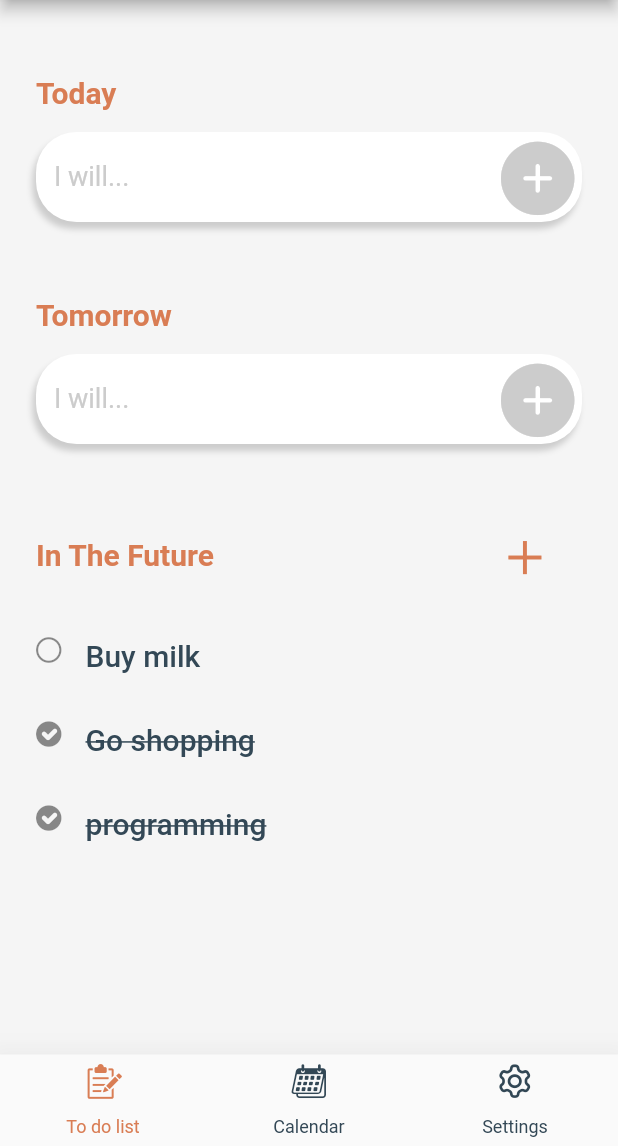
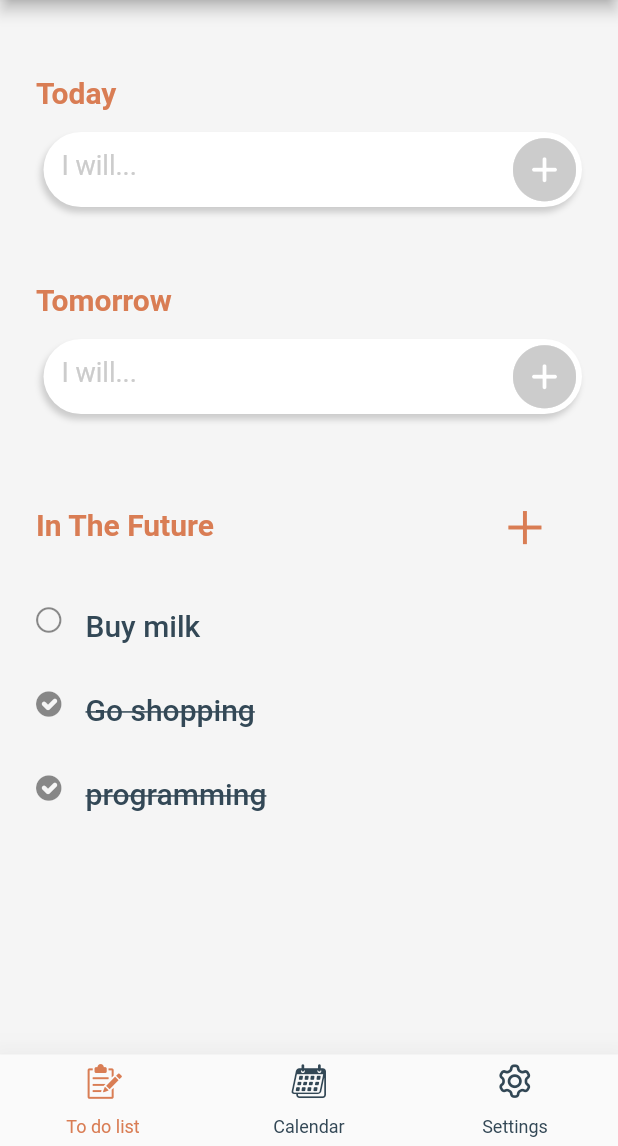
Before and after one commit to zmoghbel/ZiPlanner, a Flutter app: the screen it shows after launch, on a phone screen of 412 x 824 dp, the part 90-1236 px from its top. Run offline on Flutter 3.47's test engine with Material 2 defaults, Android fonts, the phone set to English and light mode, and no system bars.

Commit message:
updating todo-textfield

```diff
--- a/lib/components/todo-text-field.dart
+++ b/lib/components/todo-text-field.dart
@@ -19,15 +19,17 @@ class _TodoTextFieldState extends State<TodoTextField> {
   @override
   Widget build(BuildContext context) {
     return Container(
-      height: 60,
+      margin: EdgeInsets.only(left: 5),
+      height: 50,
       decoration: BoxDecoration(
         borderRadius: new BorderRadius.circular(27),
         boxShadow: [
           BoxShadow(
-              color: Color(0xFFCCCCCC),
-              blurRadius: 3.0,
-              spreadRadius: 0.2,
-              offset: Offset.fromDirection(90, 5))
+            color: Color(0xFFCCCCCC),
+            blurRadius: 3.0,
+            spreadRadius: 0.1,
+            offset: Offset.fromDirection(90, 4),
+          )
         ],
       ),
       child: TextField(
@@ -44,17 +46,15 @@ class _TodoTextFieldState extends State<TodoTextField> {
           hintText: 'I will...',
           hintStyle: kTodoTextFieldHintStyle,
           suffixIcon: Padding(
-            padding: const EdgeInsets.symmetric(horizontal: 6, vertical: 2),
+            padding: const EdgeInsets.all(1),
             child: IconButton(
               padding: EdgeInsets.all(0),
               icon: Icon(
                 ZipIcons.add_circle,
                 color: hasText ? activeColor : inactiveColor,
-                size: 49,
+                size: 42,
               ),
-              onPressed: (_controller.text.isNotEmpty)
-                  ? () => Navigator.pushNamed(context, AddTaskPage.path)
-                  : null,
+              onPressed: (_controller.text.isNotEmpty) ? () => Navigator.pushNamed(context, AddTaskPage.path) : null,
             ),
           ),
           border: OutlineInputBorder(
@@ -65,7 +65,7 @@ class _TodoTextFieldState extends State<TodoTextField> {
           ),
           focusedBorder: OutlineInputBorder(
             borderRadius: BorderRadius.all(Radius.circular(28)),
-            borderSide: BorderSide(width: 2, color: activeColor),
+            borderSide: BorderSide(width: 1, color: activeColor),
           ),
         ),
       ),
```
